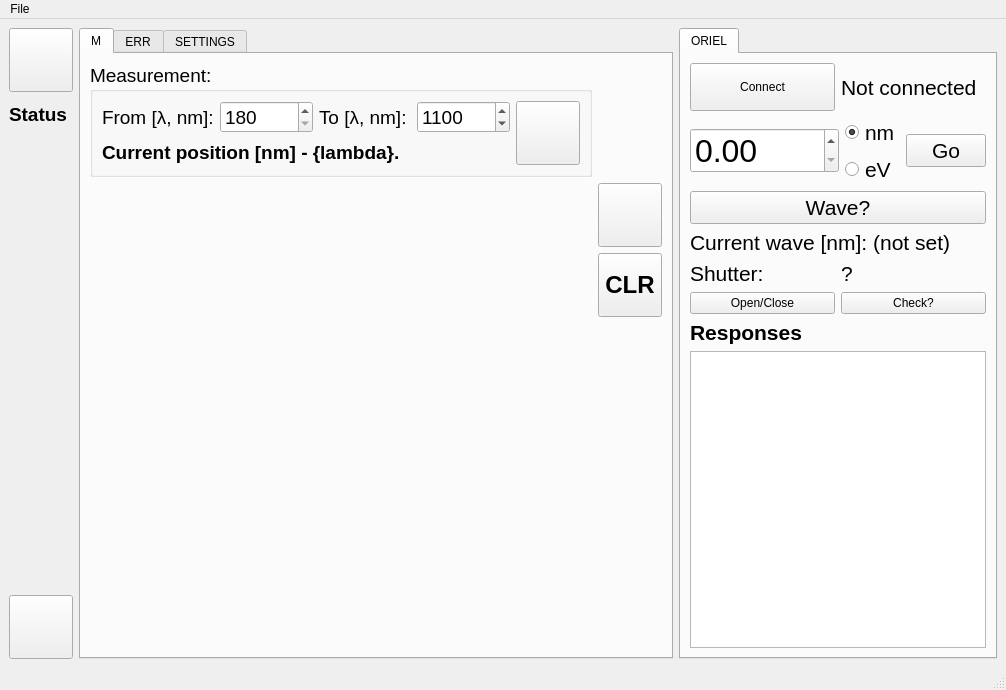
First picture: the form in GUI/UIS/EQEGUI.ui, repository ISeeBugsEverywhere/EQEmeas, before the edit.
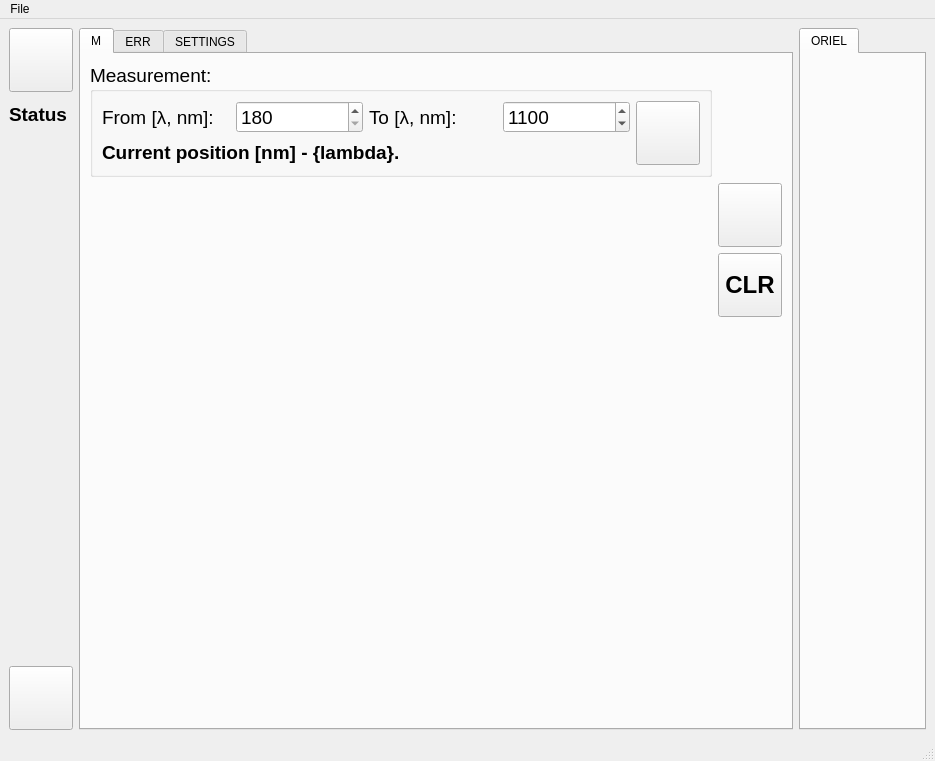
Second picture: the form after the edit. Icons and pictures are not drawn. Custom widgets are drawn as their Qt base class.

Patch:
```diff
--- a/GUI/UIS/EQEGUI.ui
+++ b/GUI/UIS/EQEGUI.ui
@@ -6,8 +6,8 @@
    <rect>
     <x>0</x>
     <y>0</y>
-    <width>1006</width>
-    <height>690</height>
+    <width>935</width>
+    <height>761</height>
    </rect>
   </property>
   <property name="sizePolicy">
@@ -40,194 +40,7 @@
        <attribute name="title">
         <string>ORIEL</string>
        </attribute>
-       <layout class="QGridLayout" name="gridLayout_7">
-        <item row="0" column="0">
-         <widget class="QPushButton" name="connectBtnOriel">
-          <property name="minimumSize">
-           <size>
-            <width>120</width>
-            <height>48</height>
-           </size>
-          </property>
-          <property name="text">
-           <string>Connect</string>
-          </property>
-          <property name="icon">
-           <iconset resource="../../eqerc.qrc">
-            <normaloff>:/Icons/GUI/Icons/connect.png</normaloff>:/Icons/GUI/Icons/connect.png</iconset>
-          </property>
-          <property name="iconSize">
-           <size>
-            <width>32</width>
-            <height>32</height>
-           </size>
-          </property>
-         </widget>
-        </item>
-        <item row="0" column="1">
-         <widget class="QLabel" name="statusLabel">
-          <property name="font">
-           <font>
-            <pointsize>16</pointsize>
-           </font>
-          </property>
-          <property name="text">
-           <string>Not connected</string>
-          </property>
-         </widget>
-        </item>
-        <item row="1" column="0" colspan="2">
-         <layout class="QGridLayout" name="gridLayout_6">
-          <item row="2" column="0" colspan="3">
-           <widget class="QPushButton" name="waveBtn">
-            <property name="font">
-             <font>
-              <pointsize>16</pointsize>
-             </font>
-            </property>
-            <property name="text">
-             <string>Wave?</string>
-            </property>
-           </widget>
-          </item>
-          <item row="0" column="1">
-           <widget class="QRadioButton" name="nmRadioBtn">
-            <property name="font">
-             <font>
-              <pointsize>16</pointsize>
-             </font>
-            </property>
-            <property name="text">
-             <string>nm</string>
-            </property>
-            <property name="checked">
-             <bool>true</bool>
-            </property>
-           </widget>
-          </item>
-          <item row="0" column="0" rowspan="2">
-           <widget class="QDoubleSpinBox" name="entryBox">
-            <property name="font">
-             <font>
-              <pointsize>24</pointsize>
-             </font>
-            </property>
-            <property name="locale">
-             <locale language="C" country="AnyCountry"/>
-            </property>
-            <property name="maximum">
-             <double>1200.000000000000000</double>
-            </property>
-           </widget>
-          </item>
-          <item row="1" column="1">
-           <widget class="QRadioButton" name="evRadioBtn">
-            <property name="font">
-             <font>
-              <pointsize>16</pointsize>
-             </font>
-            </property>
-            <property name="text">
-             <string>eV</string>
-            </property>
-           </widget>
-          </item>
-          <item row="0" column="2" rowspan="2">
-           <widget class="QPushButton" name="goBtn">
-            <property name="font">
-             <font>
-              <pointsize>16</pointsize>
-             </font>
-            </property>
-            <property name="text">
-             <string>Go</string>
-            </property>
-            <property name="icon">
-             <iconset resource="../../eqerc.qrc">
-              <normaloff>:/Icons/GUI/Icons/play.png</normaloff>:/Icons/GUI/Icons/play.png</iconset>
-            </property>
-            <property name="iconSize">
-             <size>
-              <width>64</width>
-              <height>64</height>
-             </size>
-            </property>
-           </widget>
-          </item>
-          <item row="3" column="0" colspan="3">
-           <widget class="QLabel" name="waveLabel">
-            <property name="font">
-             <font>
-              <pointsize>16</pointsize>
-             </font>
-            </property>
-            <property name="text">
-             <string>Current wave [nm]: (not set)</string>
-            </property>
-           </widget>
-          </item>
-         </layout>
-        </item>
-        <item row="2" column="0" colspan="2">
-         <layout class="QGridLayout" name="gridLayout_5">
-          <item row="2" column="2">
-           <widget class="QLabel" name="shutterStatusLabel">
-            <property name="font">
-             <font>
-              <pointsize>16</pointsize>
-             </font>
-            </property>
-            <property name="text">
-             <string>?</string>
-            </property>
-           </widget>
-          </item>
-          <item row="3" column="0">
-           <widget class="QPushButton" name="shutterToggleBtn">
-            <property name="text">
-             <string>Open/Close</string>
-            </property>
-           </widget>
-          </item>
-          <item row="3" column="2">
-           <widget class="QPushButton" name="shutterCheckBtn">
-            <property name="text">
-             <string>Check?</string>
-            </property>
-           </widget>
-          </item>
-          <item row="2" column="0">
-           <widget class="QLabel" name="label_3">
-            <property name="font">
-             <font>
-              <pointsize>16</pointsize>
-             </font>
-            </property>
-            <property name="text">
-             <string>Shutter:</string>
-            </property>
-           </widget>
-          </item>
-         </layout>
-        </item>
-        <item row="3" column="0">
-         <widget class="QLabel" name="label_4">
-          <property name="font">
-           <font>
-            <pointsize>16</pointsize>
-            <weight>75</weight>
-            <bold>true</bold>
-           </font>
-          </property>
-          <property name="text">
-           <string>Responses</string>
-          </property>
-         </widget>
-        </item>
-        <item row="4" column="0" colspan="2">
-         <widget class="QPlainTextEdit" name="responsesField"/>
-        </item>
-       </layout>
+       <layout class="QGridLayout" name="orielTabGridLayout"/>
       </widget>
      </widget>
     </item>
@@ -824,7 +637,7 @@
     <rect>
      <x>0</x>
      <y>0</y>
-     <width>1006</width>
+     <width>935</width>
      <height>27</height>
     </rect>
    </property>
```
Left out of the diff: 2 changed lines with no effect on the pictures.
